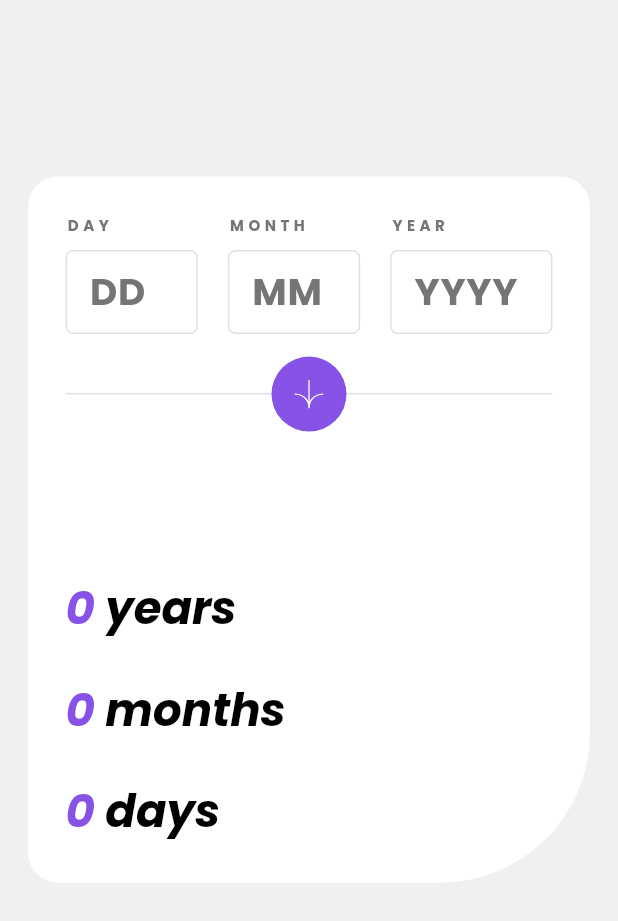
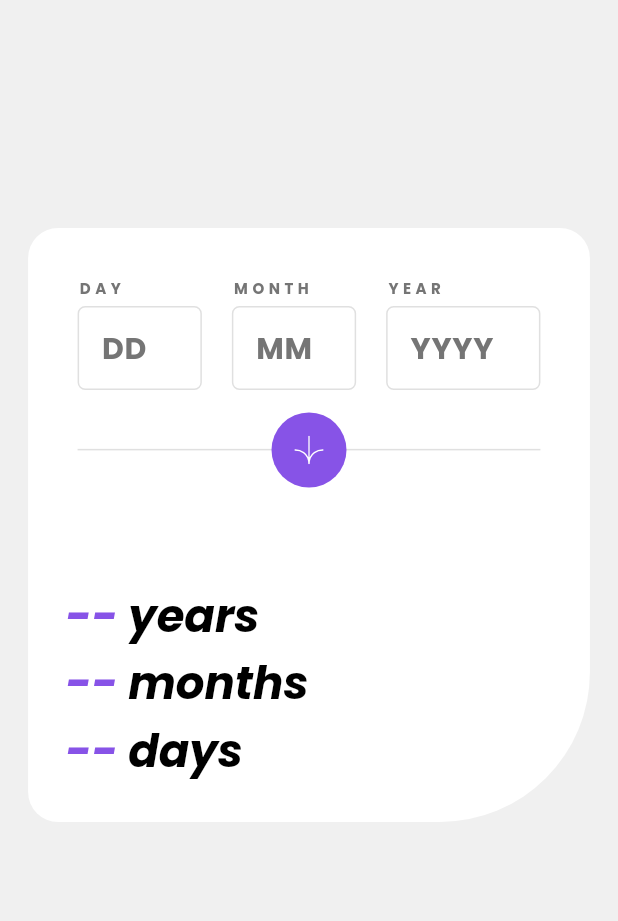
Before and after one commit to YoungSmooth/age_calculator, a Flutter app: the screen it shows after launch, on a phone screen of 412 x 824 dp. Shown: the top 921 px of the screen. Run offline on Flutter 3.47's test engine with Material 2 defaults, Android fonts, the phone set to English and light mode, and no system bars; our stand-ins replace flutter_svg, simple_animations.

Commit message:
step-3
Updated read me, invalid days input for some months, adjusted bottom overflow among others

```diff
--- a/lib/components/form_widget.dart
+++ b/lib/components/form_widget.dart
@@ -1,6 +1,7 @@
 import 'package:age_calculator/constants/constants.dart';
 import 'package:flutter/material.dart';
 import 'package:flutter_svg/flutter_svg.dart';
+import 'package:simple_animations/simple_animations.dart';
 
 class RowForm extends StatefulWidget {
   const RowForm({super.key});
@@ -12,12 +13,23 @@ class RowForm extends StatefulWidget {
 bool isDesktop(BuildContext context) =>
     MediaQuery.of(context).size.width >= 600;
 
-class _RowFormState extends State<RowForm> {
+class _RowFormState extends State<RowForm> with AnimationMixin {
+  late Animation<double> size;
+
+  @override
+  void initState() {
+    super.initState();
+    size = Tween<double>(begin: 0.0, end: 30).animate(controller);
+    controller.play(duration: const Duration(seconds: 10));
+  }
+
   final _formKey = GlobalKey<FormState>();
 
   String getValueOrDash(int value) {
     return value == 0 ? "--" : value.toString();
   }
+
+  TextEditingController monthInput = TextEditingController();
 
   int years = 0;
   int months = 0;
@@ -26,7 +38,6 @@ class _RowFormState extends State<RowForm> {
   String day = '';
   String month = '';
   String year = '';
-  bool ontap = true;
 
   int currentYear = DateTime.now().year;
   int currentMonth = DateTime.now().month;
@@ -75,11 +86,11 @@ class _RowFormState extends State<RowForm> {
   @override
   Widget build(BuildContext context) {
     return Column(
-      mainAxisAlignment: MainAxisAlignment.spaceBetween,
       crossAxisAlignment: CrossAxisAlignment.start,
       children: [
         Expanded(
-          flex: 4,
+          child: Padding(
+            padding: const EdgeInsets.all(8.0),
             child: Column(
               children: [
                 Row(
@@ -97,7 +108,7 @@ class _RowFormState extends State<RowForm> {
                                 crossAxisAlignment: CrossAxisAlignment.start,
                                 children: [
                                   Padding(
-                                  padding: const EdgeInsets.only(bottom: 10.0),
+                                    padding: const EdgeInsets.only(bottom: 5.0),
                                     child: Text(
                                         style: TextStyle(
                                             letterSpacing: 3,
@@ -117,16 +128,33 @@ class _RowFormState extends State<RowForm> {
                                               style: TextStyle(
                                                   fontFamily: 'Poppins',
                                                   fontWeight: FontWeight.bold,
-                                                fontSize: 25,
-                                                color: ColorManager.kgreyThick),
+                                                  fontSize: 20,
+                                                  color:
+                                                      ColorManager.kgreyThick),
                                               'DD'),
                                         ),
                                       ),
                                       validator: (value) {
+                                        final valueFromMonth = monthInput.text;
+                                        // var inputtedMonth = _formKey.currentState!. fields['DD']!.value as String?;
                                         if (value == null || value.isEmpty) {
                                           return 'This field is required';
-                                      } else if (int.tryParse(value) == null) {
+                                        } else if (int.tryParse(value) ==
+                                            null) {
                                           return 'Must be a valid number';
+                                        } else if (valueFromMonth == 2 &&
+                                                int.tryParse(value)! < 1 ||
+                                            int.tryParse(value)! > 29) {
+                                          return 'Invalid date';
+                                        } else if (([
+                                                  4,
+                                                  6,
+                                                  9,
+                                                  11
+                                                ].contains(valueFromMonth)) &&
+                                                int.tryParse(value)! < 1 ||
+                                            int.tryParse(value)! > 30) {
+                                          return 'Invalid date';
                                         } else if (int.tryParse(value)! < 1 ||
                                             int.tryParse(value)! > 31) {
                                           return 'Must be a valid day';
@@ -147,7 +175,7 @@ class _RowFormState extends State<RowForm> {
                                 crossAxisAlignment: CrossAxisAlignment.start,
                                 children: [
                                   Padding(
-                                  padding: const EdgeInsets.only(bottom: 10.0),
+                                    padding: const EdgeInsets.only(bottom: 5.0),
                                     child: Text(
                                         style: TextStyle(
                                             letterSpacing: 3,
@@ -160,6 +188,7 @@ class _RowFormState extends State<RowForm> {
                                   Padding(
                                     padding: const EdgeInsets.only(right: 20.0),
                                     child: TextFormField(
+                                      controller: monthInput,
                                       keyboardType: TextInputType.number,
                                       decoration: kformDecoration.copyWith(
                                         label: FittedBox(
@@ -167,7 +196,7 @@ class _RowFormState extends State<RowForm> {
                                             style: TextStyle(
                                                 fontFamily: 'Poppins',
                                                 fontWeight: FontWeight.bold,
-                                              fontSize: 25,
+                                                fontSize: 20,
                                                 color: ColorManager.kgreyThick),
                                             'MM',
                                           ),
@@ -176,7 +205,8 @@ class _RowFormState extends State<RowForm> {
                                       validator: (value) {
                                         if (value == null || value.isEmpty) {
                                           return 'This field is required';
-                                      } else if (int.tryParse(value) == null) {
+                                        } else if (int.tryParse(value) ==
+                                            null) {
                                           return 'Must be a valid number';
                                         } else if (int.tryParse(value)! < 1 ||
                                             int.tryParse(value)! > 12) {
@@ -198,7 +228,7 @@ class _RowFormState extends State<RowForm> {
                                 crossAxisAlignment: CrossAxisAlignment.start,
                                 children: [
                                   Padding(
-                                  padding: const EdgeInsets.only(bottom: 10.0),
+                                    padding: const EdgeInsets.only(bottom: 5.0),
                                     child: Text(
                                         style: TextStyle(
                                             letterSpacing: 3,
@@ -220,18 +250,21 @@ class _RowFormState extends State<RowForm> {
                                               style: TextStyle(
                                                   fontFamily: 'Poppins',
                                                   fontWeight: FontWeight.bold,
-                                                fontSize: 25,
-                                                color: ColorManager.kgreyThick),
+                                                  fontSize: 20,
+                                                  color:
+                                                      ColorManager.kgreyThick),
                                               'YYYY'),
                                         ),
                                       ),
                                       validator: (value) {
                                         if (value == null || value.isEmpty) {
                                           return 'This field is required';
-                                      } else if (int.tryParse(value) == null) {
+                                        } else if (int.tryParse(value) ==
+                                            null) {
                                           return 'Must be a valid number';
                                         } else if (int.tryParse(value)! <= 0 ||
-                                          int.tryParse(value)! > 2023) {
+                                            int.tryParse(value)! >
+                                                DateTime.now().year) {
                                           return 'Must be in the past';
                                         }
                                         return null;
@@ -256,7 +289,7 @@ class _RowFormState extends State<RowForm> {
                 ),
                 isDesktop(context)
                     ? Padding(
-                      padding: const EdgeInsets.all(8.0),
+                        padding: const EdgeInsets.all(10.0),
                         child: Row(
                           children: [
                             Expanded(
@@ -287,11 +320,11 @@ class _RowFormState extends State<RowForm> {
                         ),
                       )
                     : Padding(
-                      padding: const EdgeInsets.symmetric(vertical: 5.0),
+                        padding: const EdgeInsets.symmetric(vertical: 10.0),
                         child: Stack(
                           children: [
                             SizedBox(
-                            height: 70,
+                              height: 60,
                               width: double.infinity,
                               child: Row(
                                 children: [
@@ -332,18 +365,23 @@ class _RowFormState extends State<RowForm> {
               ],
             ),
           ),
-        Expanded(
-          flex: 3,
+        ),
+        SizedBox(
+          // height: 300,
           child: Column(
-            mainAxisSize: MainAxisSize.max,
+            mainAxisSize: MainAxisSize.min,
             mainAxisAlignment: MainAxisAlignment.spaceBetween,
             crossAxisAlignment: CrossAxisAlignment.start,
             children: [
               FittedBox(
-                  fit: BoxFit.contain, child: timeDisplay(years, ' years')),
+                  fit: BoxFit.contain,
+                  child: timeDisplay(getValueOrDash(years), ' years')),
               FittedBox(
-                  fit: BoxFit.contain, child: timeDisplay(months, ' months')),
-              FittedBox(fit: BoxFit.contain, child: timeDisplay(days, ' days')),
+                  fit: BoxFit.contain,
+                  child: timeDisplay(getValueOrDash(months), ' months')),
+              FittedBox(
+                  fit: BoxFit.contain,
+                  child: timeDisplay(getValueOrDash(days), ' days')),
             ],
           ),
         )
@@ -351,7 +389,7 @@ class _RowFormState extends State<RowForm> {
     );
   }
 
-  RichText timeDisplay(int initial1, String initial2) {
+  RichText timeDisplay(dynamic initial1, String initial2) {
     return RichText(
       text: TextSpan(
         children: [
--- a/lib/screens/mobile_home.dart
+++ b/lib/screens/mobile_home.dart
@@ -11,16 +11,19 @@ class MobileHome extends StatefulWidget {
 class _MobileHomeState extends State<MobileHome> {
   @override
   Widget build(BuildContext context) {
-    return Scaffold(
-      body: Container(
-        // height: MediaQuery.of(context).size.height,
-        // width: MediaQuery.of(context).size.width,
-        decoration: const BoxDecoration(color: Color(0xffF0F0F0)),
+    return const Scaffold(
+      backgroundColor: Color(0xffF0F0F0),
+      body: SingleChildScrollView(
+        physics: BouncingScrollPhysics(),
         child: Column(
           children: [
-            Expanded(flex: 1, child: Container()),
-            const Expanded(flex: 4, child: FillContainer()),
-            Expanded(flex: 2, child: Container()),
+            SizedBox(
+              height: 150,
+            ),
+            SizedBox(height: 400, child: Center(child: FillContainer())),
+            SizedBox(
+              height: 150,
+            )
           ],
         ),
       ),
--- a/lib/widget/center_widget.dart
+++ b/lib/widget/center_widget.dart
@@ -13,7 +13,11 @@ class _FillContainerState extends State<FillContainer> {
       MediaQuery.of(context).size.width >= 600;
   @override
   Widget build(BuildContext context) {
-    return Container(
+    return Padding(
+      padding: const EdgeInsets.all(2.0),
+      child: Container(
+        margin:
+            EdgeInsets.only(bottom: MediaQuery.of(context).viewInsets.bottom),
         // height: isDesktop(context)
         //     ? MediaQuery.of(context).size.height / 1
         //     : MediaQuery.of(context).size.height / 2,
@@ -37,6 +41,7 @@ class _FillContainerState extends State<FillContainer> {
               : const EdgeInsets.all(25.0),
           child: const RowForm(),
         ),
+      ),
     );
   }
 }
--- a/pubspec.yaml
+++ b/pubspec.yaml
@@ -36,6 +36,7 @@ dependencies:
   # Use with the CupertinoIcons class for iOS style icons.
   cupertino_icons: ^1.0.2
   flutter_svg: ^2.0.6
+  simple_animations: ^5.0.1
 
 dev_dependencies:
   flutter_test:
```
Also changed, not shown: lib/animation/age_animation.dart (added, +36 -0 lines), lib/screens/desktop_home.dart (+2 -10 lines), pubspec.lock. Lines whose indentation alone changed are shown as unchanged.
